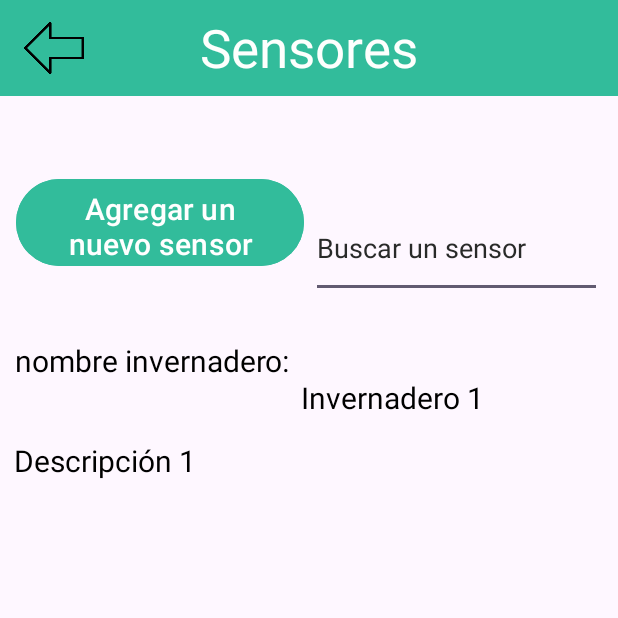
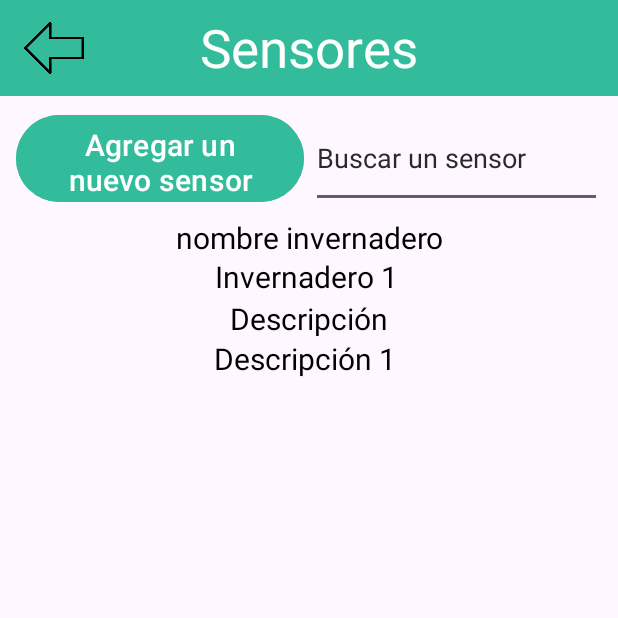
Before and after one commit to zurethsz/prueba2Iot, an Android app: the screen it shows after launch (DetailsLocation), after a tap on "Invernadero 1", on a phone screen of 412 x 824 dp, the top half of it. Run offline under Robolectric (Android 15) with nearby library versions, the light colour scheme and no system bars.

Commit message:
arreglo de busqueda

```diff
--- a/app/src/main/java/com/example/intentopruebaiot/DetailsLocation.java
+++ b/app/src/main/java/com/example/intentopruebaiot/DetailsLocation.java
@@ -181,6 +181,7 @@ public class DetailsLocation extends AppCompatActivity {
     @Override
     protected void onResume() {
         super.onResume();
+        searchSensorEditText.setText("");
     }
 
     public void irAMainActivity(View view) {
--- a/app/src/main/res/layout/activity_details_location.xml
+++ b/app/src/main/res/layout/activity_details_location.xml
@@ -40,18 +40,19 @@
 
     </androidx.appcompat.widget.Toolbar>
 
+
     <Button
         android:id="@+id/buttonAddSensor"
         android:layout_width="192dp"
         android:layout_height="66dp"
         android:layout_marginStart="12dp"
-        android:layout_marginTop="28dp"
+        android:layout_marginTop="20dp"
         android:layout_marginEnd="1dp"
-        android:layout_marginBottom="11dp"
+        android:layout_marginBottom="17dp"
         android:backgroundTint="@color/verdeoscuro"
         android:text="@string/btnAddSensor"
         android:textSize="20sp"
-        app:layout_constraintBottom_toTopOf="@+id/textViewNameGreenhouse"
+        app:layout_constraintBottom_toTopOf="@+id/greenhouse_name"
         app:layout_constraintEnd_toStartOf="@+id/searchSensorEditText"
         app:layout_constraintStart_toStartOf="parent"
         app:layout_constraintTop_toBottomOf="@+id/toolbar" />
@@ -61,82 +62,91 @@
         android:layout_width="194dp"
         android:layout_height="66dp"
         android:layout_marginStart="3dp"
-        android:layout_marginTop="28dp"
+        android:layout_marginTop="20dp"
         android:layout_marginEnd="12dp"
-        android:layout_marginBottom="12dp"
+        android:layout_marginBottom="17dp"
         android:ems="10"
         android:hint="@string/input_search_sensor"
         android:inputType="text"
         android:text=""
         android:textColorHint="#292A29"
-        app:layout_constraintBottom_toTopOf="@+id/textViewNombreInvernadero"
+        app:layout_constraintBottom_toTopOf="@+id/greenhouse_name"
         app:layout_constraintEnd_toEndOf="parent"
         app:layout_constraintStart_toEndOf="@+id/buttonAddSensor"
         app:layout_constraintTop_toBottomOf="@+id/toolbar" />
 
+    <TextView
+        android:id="@+id/greenhouse_name"
+        android:layout_width="388dp"
+        android:layout_height="26dp"
+        android:layout_marginStart="11dp"
+        android:layout_marginEnd="12dp"
+        android:text="@string/greenhouse_name"
+        android:textColor="@color/black"
+        android:textSize="20sp"
+        android:gravity="center_horizontal"
+        app:layout_constraintBottom_toTopOf="@+id/textViewNombreInvernadero"
+        app:layout_constraintEnd_toEndOf="parent"
+        app:layout_constraintStart_toStartOf="parent" />
 
     <TextView
         android:id="@+id/textViewNameGreenhouse"
-        android:layout_width="186dp"
-        android:layout_height="26dp"
-        android:layout_marginStart="8dp"
-        android:layout_marginTop="11dp"
-        android:layout_marginEnd="1dp"
+        android:layout_width="399dp"
+        android:layout_height="25dp"
+        android:layout_marginStart="6dp"
+        android:layout_marginEnd="6dp"
         android:layout_marginBottom="1dp"
-        android:text="@string/greenhouse_name"
+        android:text="@string/textViewDescriptionTitle"
         android:textColor="@color/black"
         android:textSize="20sp"
+        android:gravity="center_horizontal"
         app:layout_constraintBottom_toTopOf="@+id/textViewDescriptionUbicacion"
-        app:layout_constraintEnd_toStartOf="@+id/textViewNombreInvernadero"
-        app:layout_constraintStart_toStartOf="parent"
-        app:layout_constraintTop_toBottomOf="@+id/buttonAddSensor" />
-
+        app:layout_constraintEnd_toEndOf="parent"
+        app:layout_constraintStart_toStartOf="parent" />
 
     <TextView
         android:id="@+id/textViewNombreInvernadero"
-        android:layout_width="197dp"
-        android:layout_height="38dp"
-        android:layout_marginStart="2dp"
-        android:layout_marginEnd="12dp"
+        android:layout_width="376dp"
+        android:layout_height="24dp"
+        android:layout_marginStart="15dp"
+        android:layout_marginEnd="20dp"
         android:layout_marginBottom="4dp"
         android:text="@string/textViewInputName"
         android:textColor="@color/black"
         android:textSize="20sp"
-        app:layout_constraintBottom_toTopOf="@+id/textViewDescriptionUbicacion"
+        android:gravity="center_horizontal"
+        app:layout_constraintBottom_toTopOf="@+id/textViewNameGreenhouse"
         app:layout_constraintEnd_toEndOf="parent"
-        app:layout_constraintHorizontal_bias="0.0"
-        app:layout_constraintStart_toEndOf="@+id/textViewNameGreenhouse" />
+        app:layout_constraintHorizontal_bias="1.0"
+        app:layout_constraintStart_toStartOf="parent" />
 
     <TextView
         android:id="@+id/textViewDescriptionUbicacion"
         android:layout_width="393dp"
         android:layout_height="71dp"
         android:layout_marginStart="12dp"
-        android:layout_marginTop="16dp"
         android:layout_marginEnd="12dp"
-        android:layout_marginBottom="1dp"
-        android:text="@string/textViewDescription"
+        android:layout_marginBottom="2dp"
+        android:text="@string/textViewDescriptionTitle"
         android:textColor="@color/black"
         android:textSize="20sp"
+        android:gravity="center_horizontal"
         app:layout_constraintBottom_toTopOf="@+id/listViewSensor"
         app:layout_constraintEnd_toEndOf="parent"
-        app:layout_constraintStart_toStartOf="parent"
-        app:layout_constraintTop_toBottomOf="@+id/textViewNameGreenhouse" />
+        app:layout_constraintHorizontal_bias="1.0"
+        app:layout_constraintStart_toStartOf="parent" />
 
     <ListView
         android:id="@+id/listViewSensor"
-        android:layout_width="407dp"
-        android:layout_height="400dp"
-        android:layout_marginTop="12dp"
+        android:layout_width="413dp"
+        android:layout_height="525dp"
         android:divider="@color/white"
         android:dividerHeight="2dp"
         android:listSelector="@color/verdeclaro"
         app:layout_constraintBottom_toBottomOf="parent"
         app:layout_constraintEnd_toEndOf="parent"
-        app:layout_constraintStart_toStartOf="parent"
-        app:layout_constraintTop_toBottomOf="@+id/textViewDescriptionUbicacion" />
-
-
+        app:layout_constraintHorizontal_bias="1.0"
+        app:layout_constraintStart_toStartOf="parent" />
 
 
 </androidx.constraintlayout.widget.ConstraintLayout>
--- a/app/src/main/res/values/strings.xml
+++ b/app/src/main/res/values/strings.xml
@@ -8,9 +8,10 @@
     <string name="toolbar_title_sensors">Sensores</string>
     <string name="btnAddSensor">Agregar un nuevo sensor</string>
     <string name="input_search_sensor">Buscar un sensor </string>
-    <string name="greenhouse_name">nombre invernadero:</string>
+    <string name="greenhouse_name">nombre invernadero</string>
     <string name="textViewInputName">arandanos peruanos</string>
-    <string name="textViewDescription">Descripción: zona de arandanos con arandanos porque osino no seria una zona de arandanos</string>
+    <string name="textViewDescriptionTitle">Descripción</string>
+    <string name="textViewDescription">zona de arandanos con arandanos porque osino no seria una zona de arandanos</string>
 
     <!-- agregar ubicacion -->
     <string name="toolbar_title_add_location">Agregar Ubicacion</string>
```
